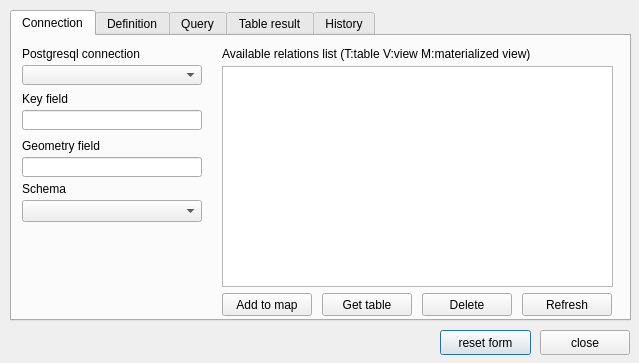
This is ui_postgisquerybuilder.ui in enricofer/postgisQueryBuilder as Qt 5 draws it before an edit. The edited form follows.
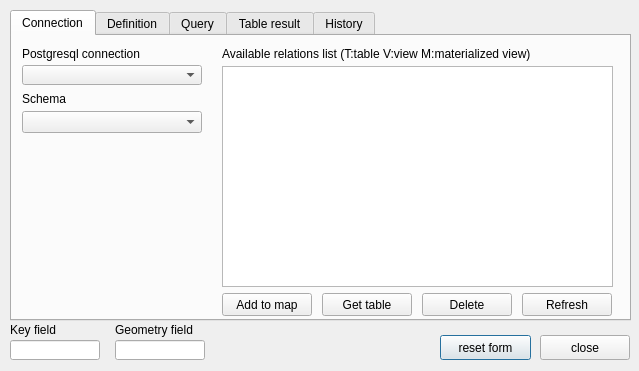
This is the edited form. The open tabs and pages were chosen to show the change. Icons and pictures are not drawn.

```diff
--- a/ui_postgisquerybuilder.ui
+++ b/ui_postgisquerybuilder.ui
@@ -7,7 +7,7 @@
     <x>0</x>
     <y>0</y>
     <width>639</width>
-    <height>363</height>
+    <height>371</height>
    </rect>
   </property>
   <property name="sizePolicy">
@@ -23,7 +23,7 @@
    <property name="geometry">
     <rect>
      <x>440</x>
-     <y>330</y>
+     <y>335</y>
      <width>91</width>
      <height>25</height>
     </rect>
@@ -36,7 +36,7 @@
    <property name="geometry">
     <rect>
      <x>540</x>
-     <y>330</y>
+     <y>335</y>
      <width>90</width>
      <height>25</height>
     </rect>
@@ -67,52 +67,6 @@
     <attribute name="title">
      <string>Connection</string>
     </attribute>
-    <widget class="QLabel" name="KEYFIELDLabel">
-     <property name="geometry">
-      <rect>
-       <x>10</x>
-       <y>55</y>
-       <width>181</width>
-       <height>16</height>
-      </rect>
-     </property>
-     <property name="text">
-      <string>Key field</string>
-     </property>
-    </widget>
-    <widget class="QLabel" name="GEOMETRYFIELDLabel">
-     <property name="geometry">
-      <rect>
-       <x>10</x>
-       <y>102</y>
-       <width>171</width>
-       <height>16</height>
-      </rect>
-     </property>
-     <property name="text">
-      <string>Geometry field</string>
-     </property>
-    </widget>
-    <widget class="QLineEdit" name="GEOMETRYFIELD">
-     <property name="geometry">
-      <rect>
-       <x>10</x>
-       <y>121</y>
-       <width>180</width>
-       <height>20</height>
-      </rect>
-     </property>
-    </widget>
-    <widget class="QLineEdit" name="KEYFIELD">
-     <property name="geometry">
-      <rect>
-       <x>10</x>
-       <y>74</y>
-       <width>180</width>
-       <height>20</height>
-      </rect>
-     </property>
-    </widget>
     <widget class="QLabel" name="PSQLConnectionLabel">
      <property name="geometry">
       <rect>
@@ -140,7 +94,7 @@
      <property name="geometry">
       <rect>
        <x>10</x>
-       <y>164</y>
+       <y>75</y>
        <width>180</width>
        <height>22</height>
       </rect>
@@ -150,7 +104,7 @@
      <property name="geometry">
       <rect>
        <x>10</x>
-       <y>145</y>
+       <y>55</y>
        <width>181</width>
        <height>16</height>
       </rect>
@@ -784,6 +738,52 @@
     </widget>
    </widget>
   </widget>
+  <widget class="QLineEdit" name="KEYFIELD">
+   <property name="geometry">
+    <rect>
+     <x>10</x>
+     <y>340</y>
+     <width>90</width>
+     <height>20</height>
+    </rect>
+   </property>
+  </widget>
+  <widget class="QLabel" name="KEYFIELDLabel">
+   <property name="geometry">
+    <rect>
+     <x>10</x>
+     <y>322</y>
+     <width>181</width>
+     <height>16</height>
+    </rect>
+   </property>
+   <property name="text">
+    <string>Key field</string>
+   </property>
+  </widget>
+  <widget class="QLabel" name="GEOMETRYFIELDLabel">
+   <property name="geometry">
+    <rect>
+     <x>115</x>
+     <y>322</y>
+     <width>171</width>
+     <height>16</height>
+    </rect>
+   </property>
+   <property name="text">
+    <string>Geometry field</string>
+   </property>
+  </widget>
+  <widget class="QLineEdit" name="GEOMETRYFIELD">
+   <property name="geometry">
+    <rect>
+     <x>115</x>
+     <y>340</y>
+     <width>90</width>
+     <height>20</height>
+    </rect>
+   </property>
+  </widget>
  </widget>
  <resources/>
  <connections/>
```
Left out of the diff: 36 changed lines with no effect on the pictures.
